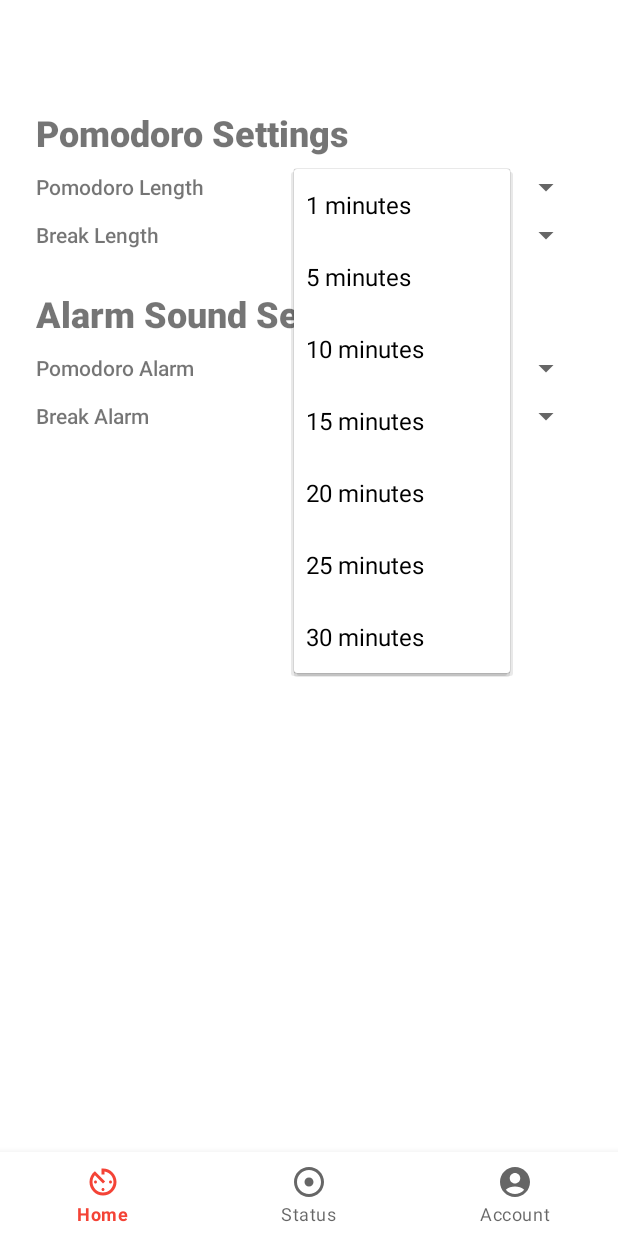
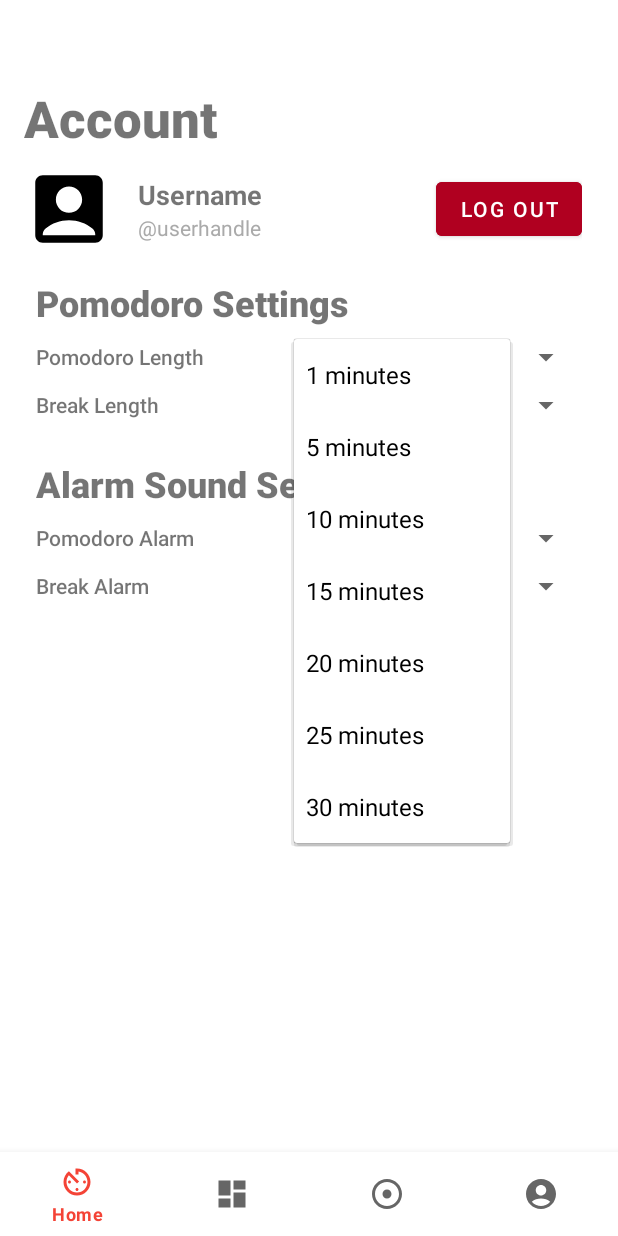
Before and after one commit to SStealth12/MOBDEVE_MP, an Android app: the AccountFragment screen opened through its navigation route, after a tap on "25 minutes", on a phone screen of 412 x 824 dp. Run offline under Robolectric (Android 15) with nearby library versions, the phone set to English and light mode, and no system bars; our stand-ins replace navigation-ui.

Commit message:
Added Task Functionality

```diff
--- a/app/src/main/java/com/mobdeve/s13/estanol/miguelfrancis/mp/MainActivity.kt
+++ b/app/src/main/java/com/mobdeve/s13/estanol/miguelfrancis/mp/MainActivity.kt
@@ -8,14 +8,7 @@ import androidx.navigation.findNavController
 import androidx.navigation.ui.AppBarConfiguration
 import androidx.navigation.ui.setupActionBarWithNavController
 import androidx.navigation.ui.setupWithNavController
-import com.mobdeve.s13.estanol.miguelfrancis.mp.NotificationScheduler.scheduleAfternoonNotification
-import com.mobdeve.s13.estanol.miguelfrancis.mp.NotificationScheduler.scheduleMorningNotification
 import com.mobdeve.s13.estanol.miguelfrancis.mp.databinding.ActivityMainBinding
-import android.Manifest
-import android.content.pm.PackageManager
-import android.os.Build
-import androidx.core.app.ActivityCompat
-import androidx.core.content.ContextCompat
 
 class MainActivity : AppCompatActivity() {
 
@@ -32,19 +25,16 @@ class MainActivity : AppCompatActivity() {
 
         val navController = findNavController(R.id.nav_host_fragment_activity_main)
 
-        // Schedule notifications
-        scheduleMorningNotification(this)
-        scheduleAfternoonNotification(this)
-
         Log.d("MainActivity", "NavController: $navController")
+        // Passing each menu ID as a set of Ids because each
+        // menu should be considered as top level destinations.
         val appBarConfiguration = AppBarConfiguration(
             setOf(
-                R.id.navigation_home,
+                R.id.navigation_home, R.id.navigation_task,
                 R.id.navigation_status, R.id.navigation_account
             )
         )
         setupActionBarWithNavController(navController, appBarConfiguration)
         navView.setupWithNavController(navController)
     }
-
 }
--- /dev/null
+++ b/app/src/main/res/drawable/baseline_add_24.xml
@@ -0,0 +1,5 @@
+<vector xmlns:android="http://schemas.android.com/apk/res/android" android:height="24dp" android:tint="#000000" android:viewportHeight="24" android:viewportWidth="24" android:width="24dp">
+
+    <path android:fillColor="@android:color/white" android:pathData="M19,13h-6v6h-2v-6H5v-2h6V5h2v6h6v2z"/>
+
+</vector>
--- a/app/src/main/res/layout/fragment_account.xml
+++ b/app/src/main/res/layout/fragment_account.xml
@@ -4,6 +4,77 @@
     android:layout_height="match_parent"
     android:paddingLeft="16dp"
     android:paddingRight="16dp">
+
+    <LinearLayout
+        android:layout_width="match_parent"
+        android:layout_height="wrap_content"
+        android:orientation="vertical">
+
+        <!-- Account Section -->
+        <LinearLayout
+            android:layout_width="match_parent"
+            android:layout_height="wrap_content"
+            android:orientation="vertical">
+
+            <TextView
+                android:layout_width="wrap_content"
+                android:layout_height="wrap_content"
+                android:fontFamily="sans-serif-black"
+                android:text="Account"
+                android:textSize="34sp"
+                android:textStyle="bold" />
+
+            <LinearLayout
+                android:layout_width="match_parent"
+                android:layout_height="wrap_content"
+                android:layout_marginTop="8dp"
+                android:background="#FFFFFF"
+                android:gravity="center_vertical"
+                android:orientation="horizontal"
+                android:paddingEnd="8dp">
+
+                <ImageView
+                    android:id="@+id/accountIconIv"
+                    android:layout_width="60dp"
+                    android:layout_height="60dp"
+                    android:layout_gravity="center_vertical"
+                    android:src="@drawable/ic_account_square_black_24dp" />
+
+                <LinearLayout
+                    android:layout_width="0dp"
+                    android:layout_height="wrap_content"
+                    android:layout_weight="1"
+                    android:gravity="center_vertical"
+                    android:orientation="vertical"
+                    android:paddingStart="16dp">
+
+                    <TextView
+                        android:id="@+id/usernameTv"
+                        android:layout_width="wrap_content"
+                        android:layout_height="wrap_content"
+                        android:text="Username"
+                        android:textSize="18sp"
+                        android:textStyle="bold" />
+
+                    <TextView
+                        android:id="@+id/userHandleTv"
+                        android:layout_width="wrap_content"
+                        android:layout_height="wrap_content"
+                        android:text="@userhandle"
+                        android:textColor="@android:color/darker_gray"
+                        android:textSize="14sp" />
+                </LinearLayout>
+
+                <Button
+                    android:id="@+id/logoutBtn"
+                    android:layout_width="wrap_content"
+                    android:layout_height="wrap_content"
+                    android:layout_gravity="end|center_vertical"
+                    android:backgroundTint="@color/design_default_color_error"
+                    android:text="Log Out"
+                    android:textColor="@android:color/white" />
+            </LinearLayout>
+        </LinearLayout>
 
         <LinearLayout
             android:layout_width="match_parent"
@@ -135,4 +206,6 @@
             </LinearLayout>
 
         </LinearLayout>
+
+    </LinearLayout>
 </ScrollView>
--- a/app/src/main/res/menu/bottom_nav_menu.xml
+++ b/app/src/main/res/menu/bottom_nav_menu.xml
@@ -5,6 +5,11 @@
         android:id="@+id/navigation_home"
         android:icon="@drawable/ic_home_black_24dp"
         android:title="@string/title_home" />
+
+    <item
+        android:id="@+id/navigation_task"
+        android:icon="@drawable/ic_dashboard_black_24dp"
+        android:title="@string/title_task" />
 
     <item
         android:id="@+id/navigation_status"
--- a/app/src/main/res/navigation/mobile_navigation.xml
+++ b/app/src/main/res/navigation/mobile_navigation.xml
@@ -12,6 +12,12 @@
         tools:layout="@layout/fragment_home" />
 
     <fragment
+        android:id="@+id/navigation_task"
+        android:name="com.mobdeve.s13.estanol.miguelfrancis.mp.ui.task.TaskFragment"
+        android:label="@string/title_task"
+        tools:layout="@layout/fragment_task" />
+
+    <fragment
         android:id="@+id/navigation_status"
         android:name="com.mobdeve.s13.estanol.miguelfrancis.mp.ui.status.StatusFragment"
         android:label="@string/title_status"
--- a/app/src/main/res/values/strings.xml
+++ b/app/src/main/res/values/strings.xml
@@ -1,7 +1,7 @@
 <resources>
     <string name="app_name">MachineProject</string>
     <string name="title_home">Home</string>
-    <string name="title_leaderboard">Leaderboard</string>
+    <string name="title_task">Task</string>
     <string name="title_status">Status</string>
     <string name="title_account">Account</string>
 </resources>
```
Also changed, not shown: app/src/main/java/com/mobdeve/s13/estanol/miguelfrancis/mp/objects/Task.kt (+7 -14 lines), app/src/main/java/com/mobdeve/s13/estanol/miguelfrancis/mp/ui/status/StatusViewModel.kt (deleted, +0 -13 lines), app/src/main/java/com/mobdeve/s13/estanol/miguelfrancis/mp/ui/task/TaskAdapter.kt (added, +58 -0 lines), app/src/main/java/com/mobdeve/s13/estanol/miguelfrancis/mp/ui/task/TaskDatabaseHelper.kt (added, +98 -0 lines), app/src/main/java/com/mobdeve/s13/estanol/miguelfrancis/mp/ui/task/TaskFragment.kt (added, +136 -0 lines), app/src/main/res/layout/dialog_add_task.xml (added, +26 -0 lines), app/src/main/res/layout/fragment_task.xml (added, +27 -0 lines), app/src/main/res/layout/item_task.xml (added, +42 -0 lines). Lines whose indentation alone changed are shown as unchanged.
